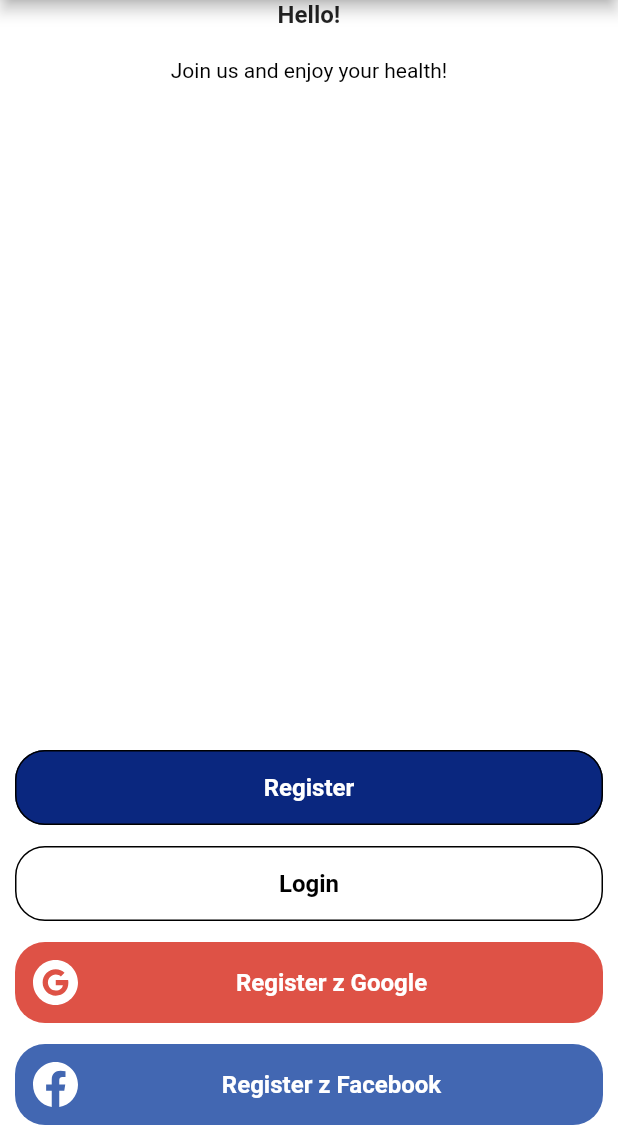
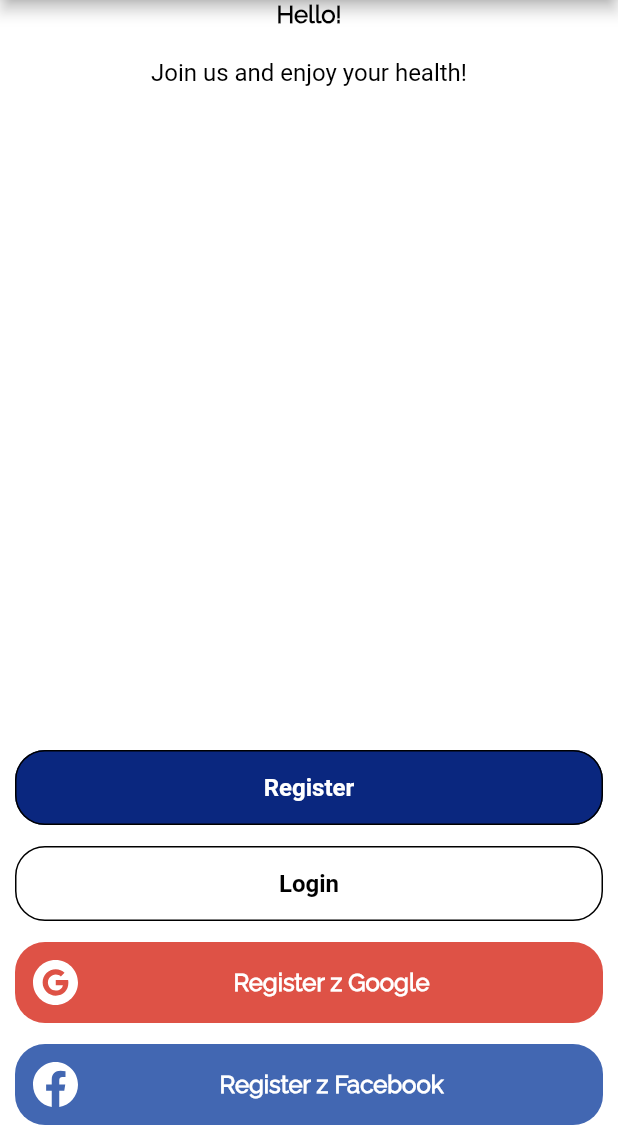
Before and after one commit to dangminhchau1994/GomediClone, a Flutter app: the screen it shows after launch, on a phone screen of 412 x 824 dp, the part 90-1236 px from its top. Run offline on Flutter 3.47's test engine with Material 2 defaults, Android fonts, the phone set to English and light mode, and no system bars; our stand-ins replace dartz, dio, flutter_bloc, flutter_svg, freezed_annotation, get_it and 1 more.

```diff
--- a/app/lib/application/app/app_view.dart
+++ b/app/lib/application/app/app_view.dart
@@ -1,12 +1,8 @@
 import 'package:app/application/config/app_config.dart';
+import 'package:app/application/routes/app_routes.dart';
 import 'package:app/application/theme/ui_theme.dart';
-import 'package:app/di/service_locator.dart';
-import 'package:app/infrastructure/repositories/authenticate_respository_impl.dart';
 import 'package:app/presentation/login/login_screen.dart';
-import 'package:app/presentation/splash/splash_screen.dart';
 import 'package:flutter/material.dart';
-
-import '../../presentation/onboarding/onboarding_screen.dart';
 
 class App extends StatefulWidget {
   const App({
@@ -23,11 +19,13 @@ class App extends StatefulWidget {
 class _AppState extends State<App> {
   @override
   Widget build(BuildContext context) {
-    return MaterialApp(
+    return MaterialApp.router(
       debugShowCheckedModeBanner: false,
       title: 'Gomedi',
       theme: getAppTheme(context),
-      home: const LoginScreen(),
+      routerDelegate: AppRoutes().router.routerDelegate,
+      routeInformationProvider: AppRoutes().router.routeInformationProvider,
+      routeInformationParser: AppRoutes().router.routeInformationParser,
     );
   }
 }
--- a/app/lib/application/routes/app_routes.dart
+++ b/app/lib/application/routes/app_routes.dart
@@ -5,8 +5,8 @@ import 'package:app/presentation/register/register_screen.dart';
 import 'package:go_router/go_router.dart';
 
 class AppRoutes {
-  final routers = GoRouter(
-    initialLocation: RouteNames.splash,
+  static final GoRouter _router = GoRouter(
+    initialLocation: RouteNames.login,
     routes: [
       GoRoute(
         path: RouteNames.register,
@@ -26,4 +26,5 @@ class AppRoutes {
       )
     ],
   );
+  GoRouter get router => _router;
 }
--- a/app/lib/application/theme/ui_theme.dart
+++ b/app/lib/application/theme/ui_theme.dart
@@ -34,6 +34,7 @@ ThemeData getAppTheme(BuildContext context) {
     ),
     iconTheme: IconThemeData(color: UIColors.blue),
     dividerColor: UIColors.lightGrey,
+    dividerTheme: const DividerThemeData(color: Colors.grey),
     inputDecorationTheme: InputDecorationTheme(
       hintStyle: Theme.of(context).textTheme.subtitle1?.copyWith(
             fontFamily: FontFamily.robotoMono,
@@ -45,17 +46,18 @@ ThemeData getAppTheme(BuildContext context) {
           subtitle1: Theme.of(context).textTheme.subtitle1?.copyWith(
                 fontWeight: FontWeight.w700,
                 fontSize: 16,
-                fontFamily: FontFamily.robotoMono,
+                color: Colors.black,
+                fontFamily: FontFamily.raleway,
               ),
           caption: Theme.of(context).textTheme.caption?.copyWith(
                 fontSize: 14,
-                color: Theme.of(context).textTheme.bodyText2?.color,
+                color: Theme.of(context).textTheme.caption?.color,
                 fontFamily: FontFamily.robotoMono,
               ),
-          bodyText1: Theme.of(context).textTheme.caption?.copyWith(
+          bodyText1: Theme.of(context).textTheme.bodyText1?.copyWith(
                 color: UIColors.lightGrey,
                 fontWeight: FontWeight.w400,
-                fontSize: 14,
+                fontSize: 16,
                 fontFamily: FontFamily.robotoMono,
               ),
         ),
--- a/app/lib/application/widgets/ui_app_bar.dart
+++ b/app/lib/application/widgets/ui_app_bar.dart
@@ -1,6 +1,7 @@
 import 'package:app/application/theme/ui_color.dart';
 import 'package:app/gen/assets.gen.dart';
 import 'package:flutter/material.dart';
+import 'package:go_router/go_router.dart';
 
 class UIAppbar extends StatelessWidget implements PreferredSize {
   const UIAppbar({
@@ -16,14 +17,34 @@ class UIAppbar extends StatelessWidget implements PreferredSize {
   Widget build(BuildContext context) {
     return AppBar(
       centerTitle: title == null,
-      title: Padding(
-        padding: const EdgeInsets.all(8.0),
-        child: Image.asset(
-          Assets.images.logoTextPng.path,
-          width: 150,
-          height: 150,
+      leading: Visibility(
+        visible: title != null,
+        child: IconButton(
+          icon: const Icon(
+            Icons.arrow_back_ios,
+            color: Colors.black,
+          ),
+          onPressed: () {
+            context.pop();
+          },
         ),
       ),
+      title: title == null
+          ? Padding(
+              padding: const EdgeInsets.all(8.0),
+              child: Image.asset(
+                Assets.images.logoTextPng.path,
+                width: 150,
+                height: 150,
+              ),
+            )
+          : Text(
+              title ?? '',
+              style: Theme.of(context).textTheme.bodyText1?.copyWith(
+                    color: Colors.black,
+                    fontWeight: FontWeight.w700,
+                  ),
+            ),
       actions: [
         Visibility(
           visible: showBadge ?? true,
@@ -38,7 +59,7 @@ class UIAppbar extends StatelessWidget implements PreferredSize {
                 child: Icon(
                   Icons.notifications,
                   size: 24,
-                  color: UIColors.lightGrey,
+                  color: Colors.white.withOpacity(0.9),
                 ),
               ),
             ),
--- a/app/lib/application/widgets/ui_primary_button.dart
+++ b/app/lib/application/widgets/ui_primary_button.dart
@@ -6,17 +6,19 @@ class UIButton extends StatelessWidget {
     super.key,
     this.title,
     this.isPrimaryButton = true,
+    this.width,
     this.onPressed,
   });
 
   final String? title;
+  final double? width;
   final bool? isPrimaryButton;
   final Function()? onPressed;
 
   @override
   Widget build(BuildContext context) {
     return SizedBox(
-      width: MediaQuery.of(context).size.width,
+      width: width ?? MediaQuery.of(context).size.width,
       height: 50,
       child: ElevatedButton(
         key: key,
--- a/app/lib/presentation/login/login_screen.dart
+++ b/app/lib/presentation/login/login_screen.dart
@@ -1,9 +1,11 @@
 import 'dart:io';
+import 'package:app/application/constants/route_names.dart';
 import 'package:app/application/widgets/ui_app_bar.dart';
 import 'package:app/application/widgets/ui_primary_button.dart';
 import 'package:app/gen/assets.gen.dart';
 import 'package:app/presentation/login/widgets/login_social_button.dart';
 import 'package:flutter/material.dart';
+import 'package:go_router/go_router.dart';
 
 class LoginScreen extends StatefulWidget {
   const LoginScreen({super.key});
@@ -55,7 +57,9 @@ class _LoginScreenState extends State<LoginScreen> {
                 UIButton(
                   key: const Key('register'),
                   title: 'Register',
-                  onPressed: () {},
+                  onPressed: () {
+                    context.push(RouteNames.register);
+                  },
                 ),
                 const SizedBox(
                   height: 14,
```
Also changed, not shown: app/lib/application/blocs/register/register_bloc.dart (+5 -3 lines), app/lib/application/constants/dimensions.dart (added, +13 -0 lines), app/lib/application/widgets/ui_dropdown_bottom.dart (added, +167 -0 lines), app/lib/application/widgets/ui_text_input.dart (added, +63 -0 lines), app/lib/infrastructure/models/bottom_item/bottom_item.dart (added, +9 -0 lines), app/lib/presentation/register/register_screen.dart (+81 -1 lines), 1 other file.
